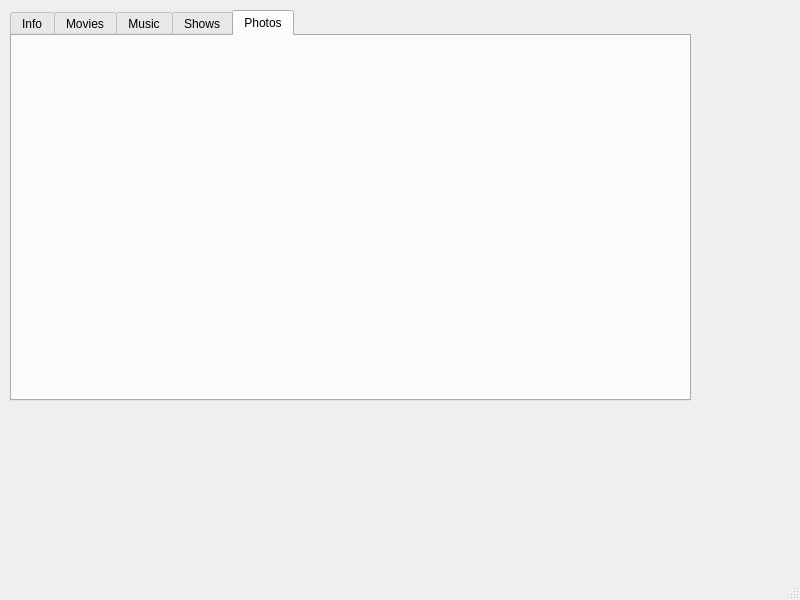
Old version of the form ui/mainwindow.ui in the repository matwin04/MediaManagerPlusPlus.
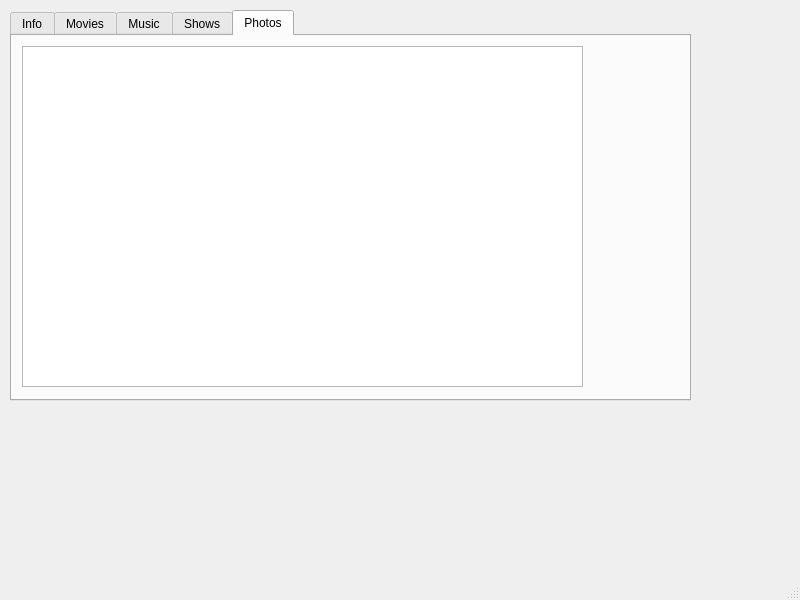
New version of the form. The open tabs and pages were chosen to show the change.

Commit message: 17. Added Table Integration

What changed in the file:
```diff
--- a/ui/mainwindow.ui
+++ b/ui/mainwindow.ui
@@ -60,6 +60,16 @@
      <attribute name="title">
       <string>Photos</string>
      </attribute>
+     <widget class="QTableView" name="photoTable">
+      <property name="geometry">
+       <rect>
+        <x>10</x>
+        <y>10</y>
+        <width>561</width>
+        <height>341</height>
+       </rect>
+      </property>
+     </widget>
     </widget>
    </widget>
   </widget>
```
Left out of the diff: 26 changed lines with no effect on the pictures. The commit also changes 4 other files.
